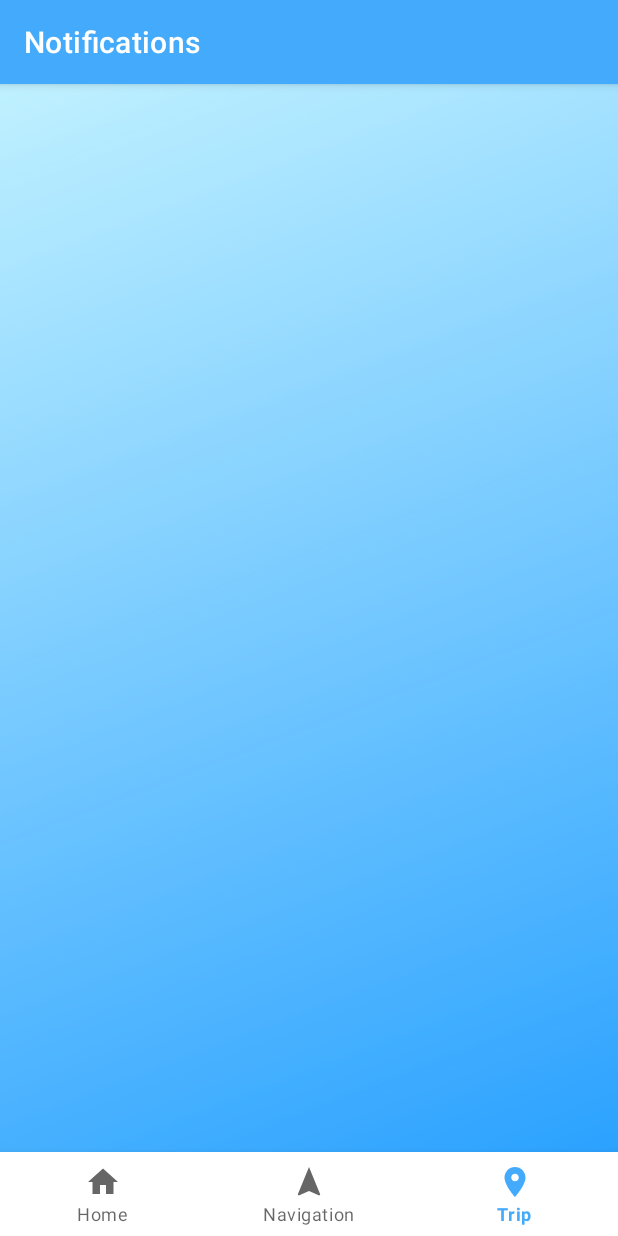
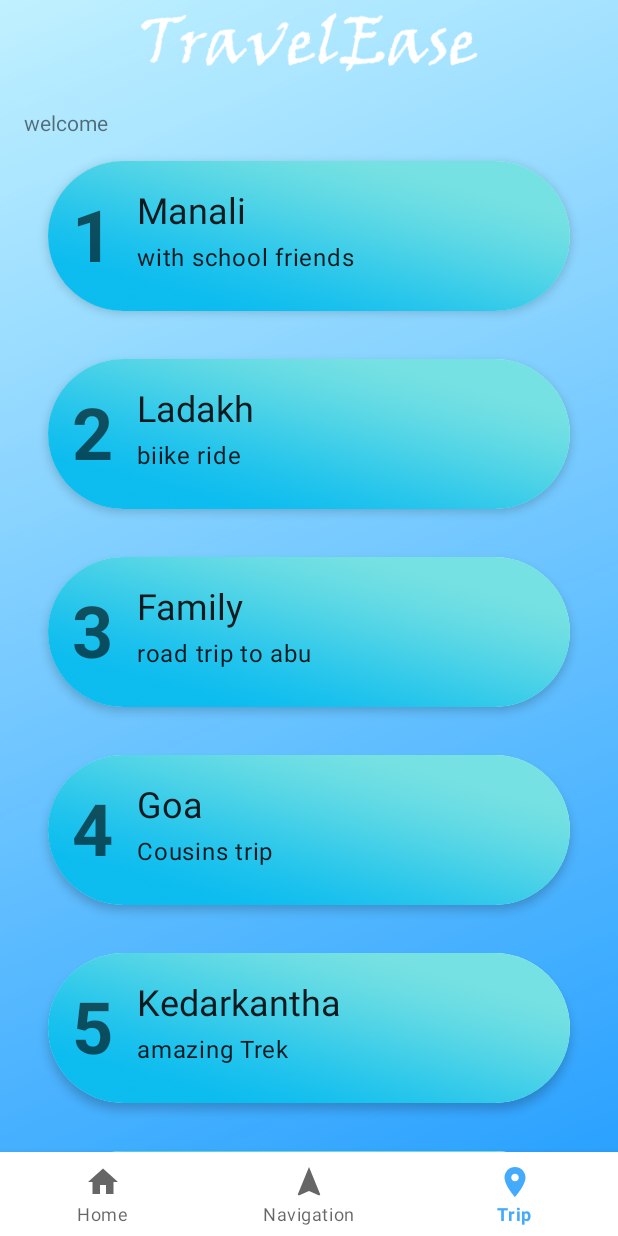
Before and after one commit to NitantBhagat/TravelEase_Android, an Android app: the TripFragment screen opened through its navigation route, on a phone screen of 412 x 824 dp. Run offline under Robolectric (Android 15) with nearby library versions, the phone set to English and light mode, and no system bars; our stand-ins replace navigation-ui.

Commit message:
4th Commit 2/3/23

```diff
--- a/app/src/main/java/com/travelease/nitant/HomeActivity.java
+++ b/app/src/main/java/com/travelease/nitant/HomeActivity.java
@@ -22,6 +22,7 @@ public class HomeActivity extends AppCompatActivity {
 
         binding = ActivityHomeBinding.inflate(getLayoutInflater());
         setContentView(binding.getRoot());
+        getSupportActionBar().hide();
 
         BottomNavigationView navView = findViewById(R.id.nav_view);
         // Passing each menu ID as a set of Ids because each
--- /dev/null
+++ b/app/src/main/java/com/travelease/nitant/ui/Trip/TripFragAdapter.java
@@ -0,0 +1,55 @@
+package com.travelease.nitant.ui.Trip;
+
+import android.content.Context;
+import android.view.LayoutInflater;
+import android.view.View;
+import android.view.ViewGroup;
+import android.widget.TextView;
+
+import androidx.annotation.NonNull;
+import androidx.recyclerview.widget.RecyclerView;
+
+import com.travelease.nitant.R;
+
+public class TripFragAdapter extends RecyclerView.Adapter<TripFragAdapter.myclass> {
+
+    String[] id,title,detail;
+    Context context;
+
+    public TripFragAdapter(String[] id, String[] title, String[] detail, Context context) {
+        this.id = id;
+        this.title = title;
+        this.detail = detail;
+        this.context = context;
+    }
+
+    @NonNull
+    @Override
+    public myclass onCreateViewHolder(@NonNull ViewGroup parent, int viewType) {
+        View v= LayoutInflater.from(parent.getContext()).inflate(R.layout.cv_item,parent,false);
+        return new myclass(v);
+    }
+
+    @Override
+    public void onBindViewHolder(@NonNull myclass holder, int position) {
+        holder.tvID.setText(id[position]);
+        holder.tvTitle.setText(title[position]);
+        holder.tvDetail.setText(detail[position]);
+    }
+
+    @Override
+    public int getItemCount() {
+        return id.length;
+    }
+
+    public class myclass extends RecyclerView.ViewHolder{
+        TextView tvID,tvTitle,tvDetail;
+        public myclass(@NonNull View itemView) {
+            super(itemView);
+            tvDetail=itemView.findViewById(R.id.tv_cv_item_details);
+            tvID=itemView.findViewById(R.id.tv_cv_item_id);
+            tvTitle=itemView.findViewById(R.id.tv_cv_item_title);
+
+        }
+    }
+}
--- a/app/src/main/java/com/travelease/nitant/ui/Trip/TripFragment.java
+++ b/app/src/main/java/com/travelease/nitant/ui/Trip/TripFragment.java
@@ -4,21 +4,37 @@ import android.os.Bundle;
 import android.view.LayoutInflater;
 import android.view.View;
 import android.view.ViewGroup;
+import android.widget.LinearLayout;
 
 import androidx.annotation.NonNull;
 import androidx.fragment.app.Fragment;
+import androidx.recyclerview.widget.LinearLayoutManager;
+import androidx.recyclerview.widget.RecyclerView;
 
+import com.travelease.nitant.R;
 import com.travelease.nitant.databinding.FragmentTripBinding;
 
 public class TripFragment extends Fragment {
 
     private FragmentTripBinding binding;
+    RecyclerView rvTrip;
+    //TEMPORARY DATA IN ITEMS//Starts
+    String[] id={"1","2","3","4","5","6"};
+    String[] title={"Manali","Ladakh","Family","Goa","Kedarkantha","Somnath"};
+    String[] detail={"with school friends","biike ride","road trip to abu","Cousins trip","amazing Trek","Mandir and seawalk"};
+    //TEMPORARY DATA IN ITEMS//ENDS
 
     public View onCreateView(@NonNull LayoutInflater inflater,
                              ViewGroup container, Bundle savedInstanceState) {
 
         binding = FragmentTripBinding.inflate(inflater, container, false);
         View root = binding.getRoot();
+        rvTrip= root.findViewById(R.id.rv_tripfrag_items);
+
+        LinearLayoutManager linearLayoutManager = new LinearLayoutManager(getContext());
+        rvTrip.setLayoutManager(linearLayoutManager);
+        TripFragAdapter tripFragAdapter = new TripFragAdapter(id,title,detail,getContext());
+        rvTrip.setAdapter(tripFragAdapter);
 
         return root;
     }
--- a/app/src/main/res/layout/activity_home.xml
+++ b/app/src/main/res/layout/activity_home.xml
@@ -1,10 +1,10 @@
 <?xml version="1.0" encoding="utf-8"?>
 <androidx.constraintlayout.widget.ConstraintLayout xmlns:android="http://schemas.android.com/apk/res/android"
     xmlns:app="http://schemas.android.com/apk/res-auto"
+    xmlns:tools="http://schemas.android.com/tools"
     android:id="@+id/container"
     android:layout_width="match_parent"
     android:layout_height="match_parent"
-    android:paddingTop="?attr/actionBarSize"
     android:background="@drawable/bg">
 
     <com.google.android.material.bottomnavigation.BottomNavigationView
@@ -18,18 +18,37 @@
         app:layout_constraintLeft_toLeftOf="parent"
         app:layout_constraintRight_toRightOf="parent"
         app:menu="@menu/bottom_nav_menu"
-        />
+        >
+
+    </com.google.android.material.bottomnavigation.BottomNavigationView>
 
     <fragment
         android:id="@+id/nav_host_fragment_activity_home"
         android:name="androidx.navigation.fragment.NavHostFragment"
         android:layout_width="match_parent"
         android:layout_height="match_parent"
+        android:layout_marginTop="?attr/actionBarSize"
         app:defaultNavHost="true"
         app:layout_constraintBottom_toTopOf="@id/nav_view"
+        app:layout_constraintHorizontal_bias="0.0"
         app:layout_constraintLeft_toLeftOf="parent"
         app:layout_constraintRight_toRightOf="parent"
         app:layout_constraintTop_toTopOf="parent"
+        app:layout_constraintVertical_bias="0.0"
         app:navGraph="@navigation/mobile_navigation" />
 
+    <ImageView
+        android:id="@+id/imageView4"
+        android:layout_width="400dp"
+        android:layout_height="?attr/actionBarSize"
+        android:layout_margin="5dp"
+        android:contentDescription="App Name"
+        app:layout_constraintEnd_toEndOf="parent"
+        app:layout_constraintHorizontal_bias="0.345"
+        app:layout_constraintStart_toStartOf="parent"
+        app:srcCompat="@drawable/app_text"
+        tools:ignore="MissingConstraints"
+        tools:layout_editor_absoluteY="0dp" />
+
+
 </androidx.constraintlayout.widget.ConstraintLayout>
--- a/app/src/main/res/layout/cv_item.xml
+++ b/app/src/main/res/layout/cv_item.xml
@@ -3,21 +3,23 @@
     android:layout_width="match_parent"
     android:layout_height="wrap_content"
     xmlns:app="http://schemas.android.com/apk/res-auto"
-    android:orientation="vertical">
+    android:orientation="vertical"
+    >
 
     <com.google.android.material.card.MaterialCardView
         android:id="@+id/my_card_view"
         android:layout_width="match_parent"
-        android:layout_height="wrap_content"
+        android:layout_height="100dp"
         android:layout_margin="16dp"
-        app:cardCornerRadius="8dp"
+        app:cardCornerRadius="50dp"
         app:cardElevation="4dp">
 
         <LinearLayout
             android:layout_width="match_parent"
             android:layout_height="wrap_content"
             android:orientation="horizontal"
-            android:padding="16dp">
+            android:padding="16dp"
+            android:background="@drawable/card_bg_item">
 
             <TextView
                 android:id="@+id/tv_cv_item_id"
@@ -34,7 +36,7 @@
                 android:layout_marginStart="16dp">
 
                 <TextView
-                    android:id="@+id/title_text_view"
+                    android:id="@+id/tv_cv_item_title"
                     android:layout_width="match_parent"
                     android:layout_height="wrap_content"
                     android:text="Title"
@@ -42,7 +44,7 @@
                     android:textAppearance="@style/TextAppearance.MaterialComponents.Headline5"/>
 
                 <TextView
-                    android:id="@+id/details_text_view"
+                    android:id="@+id/tv_cv_item_details"
                     android:layout_width="match_parent"
                     android:layout_height="wrap_content"
                     android:layout_marginTop="4dp"
--- a/app/src/main/res/layout/fragment_trip.xml
+++ b/app/src/main/res/layout/fragment_trip.xml
@@ -5,7 +5,13 @@
     android:layout_width="match_parent"
     android:layout_height="match_parent"
     android:padding="16dp"
-    tools:context=".ui.Trip.TripFragment">
+    tools:context=".ui.Trip.TripFragment"
+    android:orientation="vertical">
+
+    <TextView
+        android:layout_width="match_parent"
+        android:layout_height="wrap_content"
+        android:text="welcome"/>
 
     <androidx.recyclerview.widget.RecyclerView
         android:layout_width="match_parent"
```
Also changed, not shown: app/src/main/res/drawable/app_logo_horizontal.png (added), app/src/main/res/drawable/app_text.png (added), app/src/main/res/drawable/card_bg_item.png (added).
